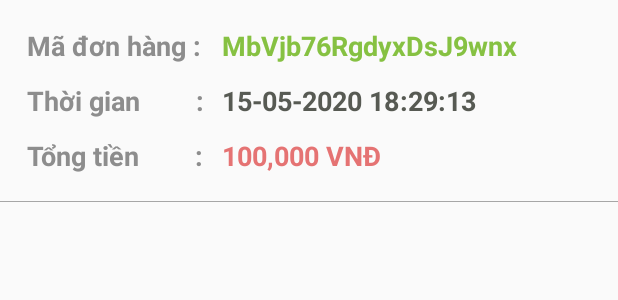
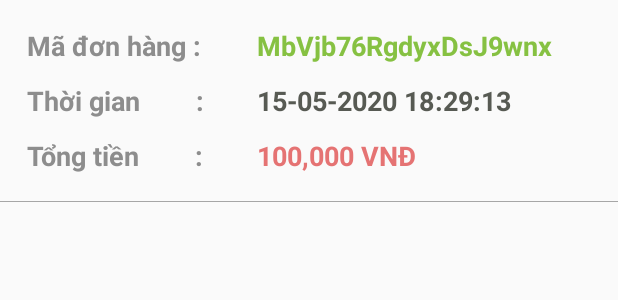
Before and after one commit to thaideptrai3012/ManageFood, an Android app: the layout item_hoa_don.xml on its own in the app's theme, with its tools: preview values and no code run, on a phone screen of 412 x 824 dp. Shown: the top 300 px of the screen. Run offline under Robolectric (Android 15) with nearby library versions, the phone set to English and light mode, and no system bars.

Commit message:
sửa layout

```diff
--- a/app/src/main/res/layout/item_hoa_don.xml
+++ b/app/src/main/res/layout/item_hoa_don.xml
@@ -22,7 +22,7 @@
                 android:layout_width="0dp"
                 android:layout_height="match_parent"
                 android:layout_marginHorizontal="8dp"
-                android:layout_weight="1"
+                android:layout_weight="1.3"
                 android:paddingLeft="10dp"
                 android:text="Mã đơn hàng : "
                 android:textColor="#8D8D8D"
@@ -50,7 +50,7 @@
             android:layout_width="0dp"
             android:layout_height="wrap_content"
             android:layout_marginHorizontal="8dp"
-            android:layout_weight="1"
+            android:layout_weight="1.3"
             android:paddingLeft="10dp"
             android:text="Thời gian        :"
             android:textColor="#8D8D8D"
@@ -78,7 +78,7 @@
                 android:layout_width="0dp"
                 android:layout_height="wrap_content"
                 android:layout_marginHorizontal="8dp"
-                android:layout_weight="1"
+                android:layout_weight="1.3"
                 android:textColor="#8D8D8D"
                 android:paddingLeft="10dp"
                 android:text="Tổng tiền        :"
```
